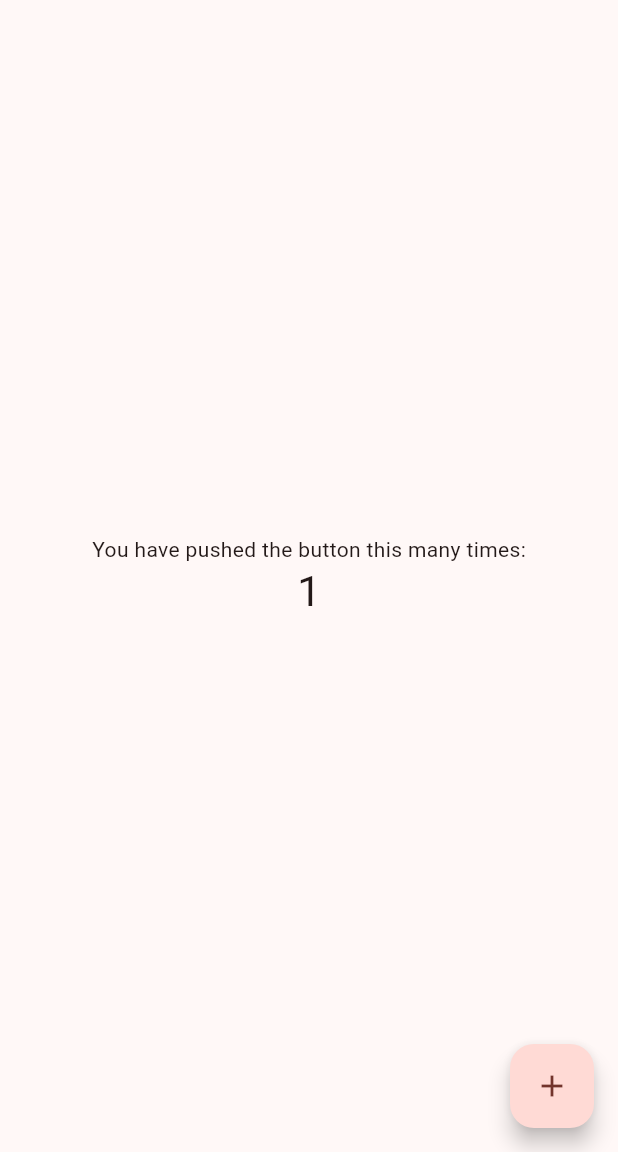
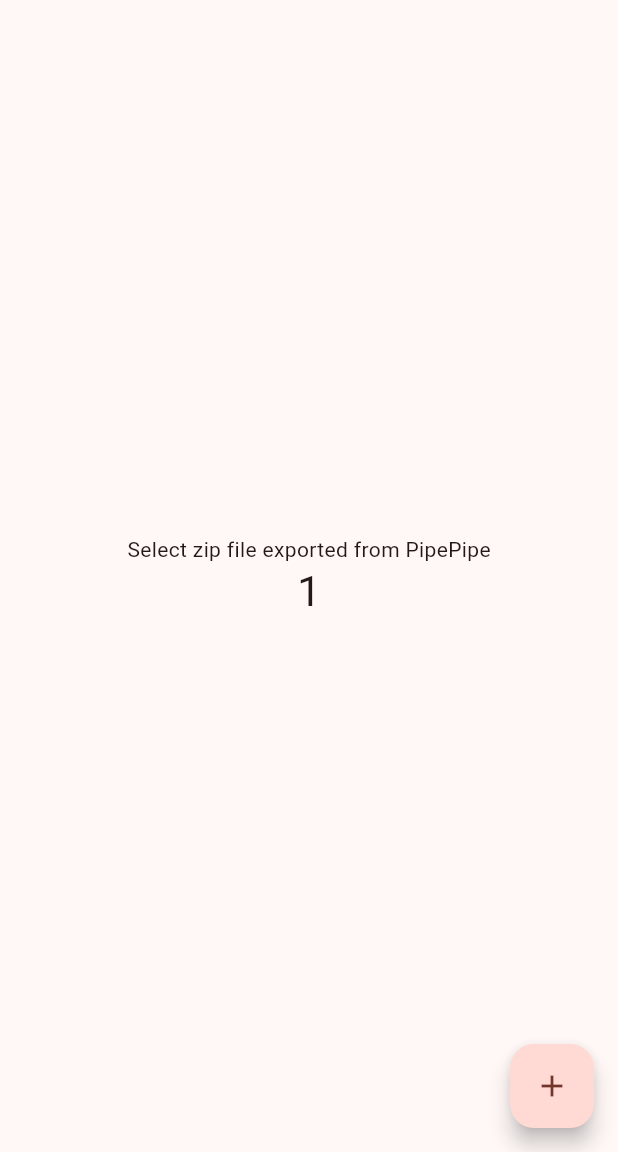
Before and after one commit to shreyas-a-s/pipepipe-to-newpipe, a Flutter app: the screen it shows after launch, after a tap on the "add" icon, on a phone screen of 412 x 824 dp, the part 84-1236 px from its top. Run offline on Flutter 3.47's test engine with Material 3 defaults, Android fonts, the phone set to English and light mode, and no system bars; our stand-ins replace file_picker; missing offline and left inert: flutter_archive; accounts and stored records are empty.

```diff
--- a/pipe2new/lib/main.dart
+++ b/pipe2new/lib/main.dart
@@ -1,4 +1,7 @@
+import 'dart:io';
 import 'package:flutter/material.dart';
+import 'package:flutter_archive/flutter_archive.dart';
+import 'package:file_picker/file_picker.dart';
 
 void main() {
   runApp(const MyApp());
@@ -40,51 +43,38 @@ class MyHomePage extends StatefulWidget {
 
 class _MyHomePageState extends State<MyHomePage> {
   int _counter = 0;
+  String _message = "Select zip file exported from PipePipe";
 
-  void _incrementCounter() {
+  void _addZipFile() async {
+    FilePickerResult? result = await FilePicker.platform.pickFiles();
+
+    if (result != null) {
+      File file = File(result.files.single.path!);
+      for (var element in result!.files) {
+        print(element.name);
+      }
+    } else {
+      print("No file selected");
+    }
     setState(() {
-      // This call to setState tells the Flutter framework that something has
-      // changed in this State, which causes it to rerun the build method below
-      // so that the display can reflect the updated values. If we changed
-      // _counter without calling setState(), then the build method would not be
-      // called again, and so nothing would appear to happen.
       _counter++;
     });
   }
 
   @override
   Widget build(BuildContext context) {
-    // This method is rerun every time setState is called, for instance as done
-    // by the _incrementCounter method above.
-    //
-    // The Flutter framework has been optimized to make rerunning build methods
-    // fast, so that you can just rebuild anything that needs updating rather
-    // than having to individually change instances of widgets.
     return Scaffold(
       appBar: AppBar(
         backgroundColor: Theme.of(context).colorScheme.inversePrimary,
         title: Text(widget.title),
       ),
       body: Center(
-        // Center is a layout widget. It takes a single child and positions it
-        // in the middle of the parent.
         child: Column(
-          // Column is also a layout widget. It takes a list of children and
-          // arranges them vertically. By default, it sizes itself to fit its
-          // children horizontally, and tries to be as tall as its parent.
-          //
-          // Column has various properties to control how it sizes itself and
-          // how it positions its children. Here we use mainAxisAlignment to
-          // center the children vertically; the main axis here is the vertical
-          // axis because Columns are vertical (the cross axis would be
-          // horizontal).
-          //
-          // TRY THIS: Invoke "debug painting" (choose the "Toggle Debug Paint"
-          // action in the IDE, or press "p" in the console), to see the
-          // wireframe for each widget.
           mainAxisAlignment: MainAxisAlignment.center,
           children: <Widget>[
-            const Text('You have pushed the button this many times:'),
+            Text(
+              '$_message'
+            ),
             Text(
               '$_counter',
               style: Theme.of(context).textTheme.headlineMedium,
@@ -93,8 +83,8 @@ class _MyHomePageState extends State<MyHomePage> {
         ),
       ),
       floatingActionButton: FloatingActionButton(
-        onPressed: _incrementCounter,
-        tooltip: 'Increment',
+        onPressed: _addZipFile,
+        tooltip: 'Add PipePipe zip file',
         child: const Icon(Icons.add),
       ),
     );
```
